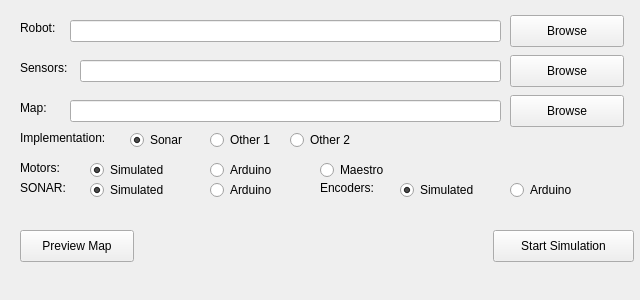
The window that qt/mainwindow.ui (jhurobotics/Trinity) describes before a commit, drawn with Qt 5.
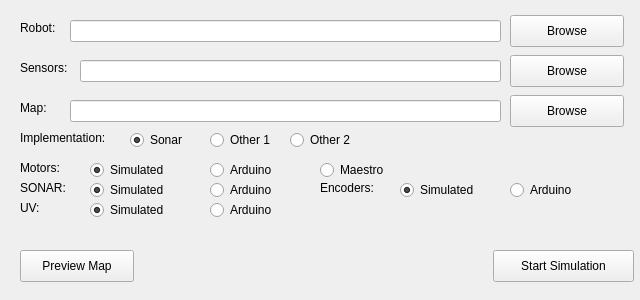
The same window after the commit.

Commit message: Added UV sensors to the computer code The simulated sensor just returns 0.

What changed in the file:
```diff
--- a/qt/mainwindow.ui
+++ b/qt/mainwindow.ui
@@ -138,7 +138,7 @@
     <property name="geometry">
      <rect>
       <x>20</x>
-      <y>230</y>
+      <y>250</y>
       <width>114</width>
       <height>32</height>
      </rect>
@@ -151,7 +151,7 @@
     <property name="geometry">
      <rect>
       <x>493</x>
-      <y>230</y>
+      <y>250</y>
       <width>141</width>
       <height>32</height>
      </rect>
@@ -427,6 +427,64 @@
      </property>
     </widget>
    </widget>
+   <widget class="QFrame" name="frame_5">
+    <property name="geometry">
+     <rect>
+      <x>20</x>
+      <y>200</y>
+      <width>281</width>
+      <height>21</height>
+     </rect>
+    </property>
+    <property name="frameShape">
+     <enum>QFrame::NoFrame</enum>
+    </property>
+    <property name="frameShadow">
+     <enum>QFrame::Raised</enum>
+    </property>
+    <widget class="QLabel" name="label_5">
+     <property name="geometry">
+      <rect>
+       <x>0</x>
+       <y>0</y>
+       <width>62</width>
+       <height>16</height>
+      </rect>
+     </property>
+     <property name="text">
+      <string>UV:</string>
+     </property>
+    </widget>
+    <widget class="QRadioButton" name="uv_sim">
+     <property name="geometry">
+      <rect>
+       <x>70</x>
+       <y>0</y>
+       <width>91</width>
+       <height>20</height>
+      </rect>
+     </property>
+     <property name="text">
+      <string>Simulated</string>
+     </property>
+     <property name="checked">
+      <bool>true</bool>
+     </property>
+    </widget>
+    <widget class="QRadioButton" name="uv_arduino">
+     <property name="geometry">
+      <rect>
+       <x>190</x>
+       <y>0</y>
+       <width>81</width>
+       <height>20</height>
+      </rect>
+     </property>
+     <property name="text">
+      <string>Arduino</string>
+     </property>
+    </widget>
+   </widget>
   </widget>
  </widget>
  <layoutdefault spacing="6" margin="11"/>
```
The commit also changes 11 other files.
